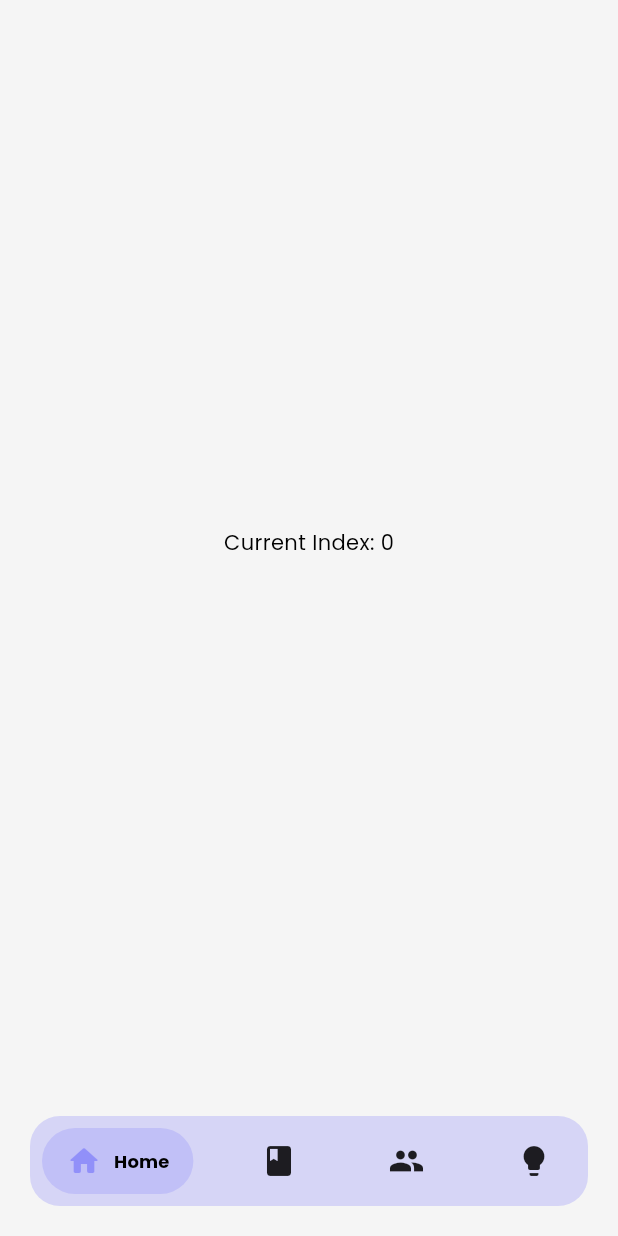
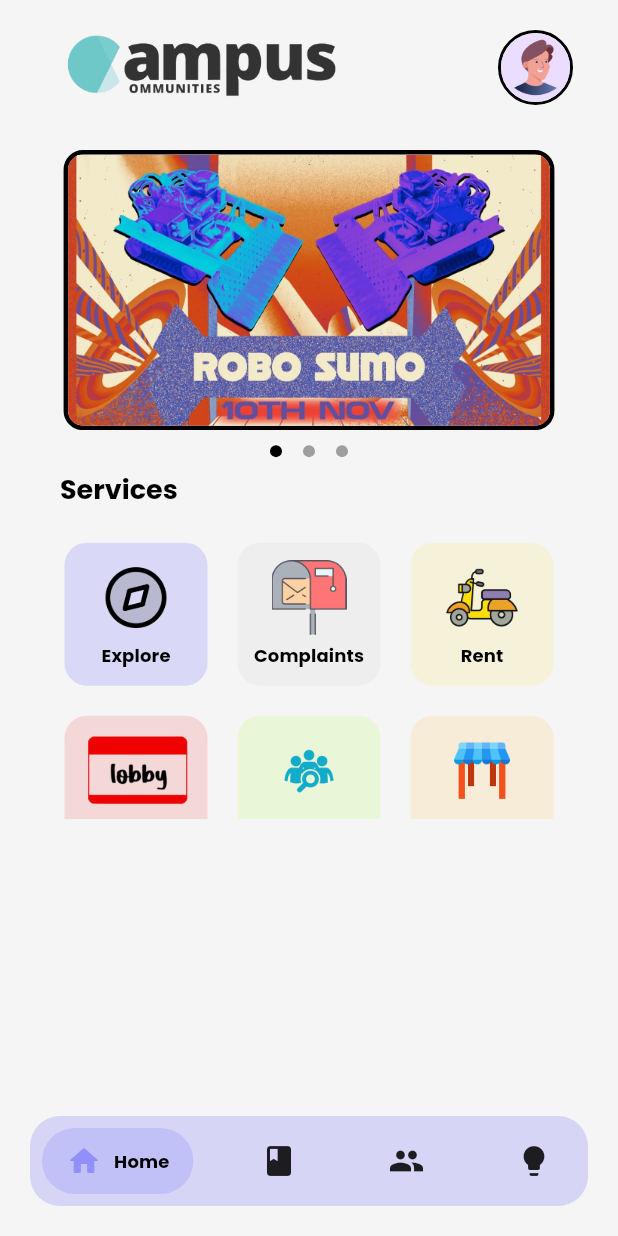
Before and after one commit to neo-0007/Campus-Communities, a Flutter app: the MainScreen screen opened by its route, on a phone screen of 412 x 824 dp. Run offline on Flutter 3.47's test engine with Material 3 defaults, Android fonts, the phone set to English and light mode, and no system bars; drawn by our look-alikes of carousel_slider, salomon_bottom_bar; our stand-ins replace go_router, google_fonts, smooth_page_indicator.

Commit message:
feat: create homepage ui

```diff
--- /dev/null
+++ b/flutter_app/lib/features/home/presentation/views/home_page.dart
@@ -0,0 +1,158 @@
+import 'package:carousel_slider/carousel_slider.dart';
+import 'package:flutter/material.dart';
+import 'package:flutter_app/features/home/presentation/widgets/poster_image.dart';
+import 'package:flutter_app/features/home/presentation/widgets/services_boxes.dart';
+
+class HomePage extends StatefulWidget {
+  HomePage({super.key});
+
+  final List<String> banners = [
+    'assets/images/techxetra-banner-crop.jpeg',
+    'assets/images/techxetra-banner-crop.jpeg',
+    'assets/images/techxetra-banner-crop.jpeg',
+  ];
+
+  @override
+  State<HomePage> createState() => _HomePageState();
+}
+
+class _HomePageState extends State<HomePage> {
+  int _currentIndex = 0;
+
+  final List<String> serviceImages = [
+    'assets/images/explore-icon.png',
+    'assets/images/complaints-icon.png',
+    'assets/images/rent-icon.png',
+    'assets/images/lobby-icon.png',
+    'assets/images/people-icon.png',
+    'assets/images/market-icon.png',
+  ];
+  final List<String> serviceTitles = [
+    'Explore',
+    'Complaints',
+    'Rent',
+    'Lobby',
+    'People',
+    'Trade',
+  ];
+
+  final List<Color> serviceColors = [
+    Color(0xFF0300FF),
+    Color(0xFFBCBCBC),
+    Color(0xFFFCDD10),
+    Color(0xFFF00101),
+    Color(0xFF8CFF00),
+    Color(0xFFFFA500),
+  ];
+
+  @override
+  Widget build(BuildContext context) {
+    return Scaffold(
+      body: SafeArea(
+        child: SingleChildScrollView(
+          // Wrap the entire content in SingleChildScrollView
+          child: Padding(
+            padding: const EdgeInsets.symmetric(horizontal: 30, vertical: 20),
+            child: Column(
+              crossAxisAlignment: CrossAxisAlignment.start,
+              children: [
+                Row(
+                  mainAxisAlignment: MainAxisAlignment.spaceBetween,
+                  children: [
+                    Image.asset(
+                      'assets/images/CC_logo2_transp.png',
+                      width: 200,
+                      height: 48,
+                    ),
+                    Container(
+                      decoration: BoxDecoration(
+                        border: Border.all(color: Colors.black, width: 2),
+                        borderRadius: BorderRadius.circular(50),
+                      ),
+                      child: CircleAvatar(
+                        backgroundImage:
+                            AssetImage('assets/images/avatar_placeholder.png'),
+                        minRadius: 15,
+                        maxRadius: 23,
+                      ),
+                    ),
+                  ],
+                ),
+                SizedBox(height: 20),
+                Padding(
+                  padding: const EdgeInsets.all(10.0),
+                  child: Column(
+                    children: [
+                      CarouselSlider(
+                        items: widget.banners
+                            .map((item) => PosterImage(imagePath: item))
+                            .toList(),
+                        options: CarouselOptions(
+                          viewportFraction: 1,
+                          autoPlay: true,
+                          onPageChanged: (index, reason) {
+                            setState(() {
+                              _currentIndex = index;
+                            });
+                          },
+                        ),
+                      ),
+                      SizedBox(height: 10),
+                      Row(
+                        mainAxisAlignment: MainAxisAlignment.center,
+                        children: widget.banners.asMap().entries.map((entry) {
+                          return GestureDetector(
+                            onTap: () => setState(() {
+                              _currentIndex = entry.key;
+                            }),
+                            child: Container(
+                              width: 8.0,
+                              height: 8.0,
+                              margin:
+                                  const EdgeInsets.symmetric(horizontal: 7.0),
+                              decoration: BoxDecoration(
+                                shape: BoxShape.circle,
+                                color: _currentIndex == entry.key
+                                    ? Colors.black
+                                    : Colors.grey,
+                              ),
+                            ),
+                          );
+                        }).toList(),
+                      ),
+                    ],
+                  ),
+                ),
+                Padding(
+                  padding: const EdgeInsets.symmetric(horizontal: 10.0),
+                  child: Text('Services',
+                      style: Theme.of(context).textTheme.headlineSmall),
+                ),
+                SizedBox(
+                  height: 10,
+                ),
+                Container(
+                  padding: EdgeInsets.all(3),
+                  height: 200,
+                  child: GridView.builder(
+                    itemCount: 6,
+                    gridDelegate: SliverGridDelegateWithFixedCrossAxisCount(
+                      crossAxisCount: 3,
+                    ),
+                    itemBuilder: (context, index) {
+                      return ServicesBoxes(
+                          boxColor: serviceColors[index],
+                          boxImage: serviceImages[index],
+                          boxTitle: serviceTitles[index],
+                          onTap: () {});
+                    },
+                  ),
+                ),
+              ],
+            ),
+          ),
+        ),
+      ),
+    );
+  }
+}
--- /dev/null
+++ b/flutter_app/lib/features/home/presentation/widgets/poster_image.dart
@@ -0,0 +1,36 @@
+import 'package:flutter/material.dart';
+
+class PosterImage extends StatelessWidget {
+  const PosterImage({super.key, required this.imagePath, this.onTap,this.isNetworkImage=false});
+
+  final String imagePath;
+  final bool isNetworkImage;
+  final VoidCallback? onTap;
+
+  @override
+  Widget build(BuildContext context) {
+    return InkWell(
+      onTap: onTap,
+      child: Container(
+        decoration: BoxDecoration(
+          borderRadius: BorderRadius.circular(13),
+          border: Border.all(
+            color: Colors.black,
+            width: 3,
+          ),
+        ),
+        child: ClipRRect(
+          borderRadius: BorderRadius.circular(10),
+          child: Image(
+            image: isNetworkImage
+                ? NetworkImage(imagePath)
+                : AssetImage(
+                    imagePath,
+                  ) as ImageProvider,
+            fit: BoxFit.contain,
+          ),
+        ),
+      ),
+    );
+  }
+}
--- /dev/null
+++ b/flutter_app/lib/features/home/presentation/widgets/services_boxes.dart
@@ -0,0 +1,44 @@
+import 'package:flutter/material.dart';
+
+class ServicesBoxes extends StatelessWidget {
+  const ServicesBoxes({
+    super.key,
+    required this.boxColor,
+    required this.boxImage,
+    required this.boxTitle,
+    required this.onTap,
+  });
+
+  final Color boxColor;
+  final String boxImage;
+  final String boxTitle;
+  final VoidCallback onTap;
+
+  @override
+  Widget build(BuildContext context) {
+    return InkWell(
+      onTap: onTap,
+      child: Padding(
+        padding: const EdgeInsets.all(10),
+        child: Container(
+          decoration: BoxDecoration(
+            borderRadius: BorderRadius.circular(15),
+            color: boxColor.withAlpha(30),
+          ),
+          child: Column(
+            mainAxisAlignment: MainAxisAlignment.center,
+            crossAxisAlignment: CrossAxisAlignment.center,
+            children: [
+              Image.asset(boxImage,fit:BoxFit.scaleDown,height:50,),
+              SizedBox(height: 5),
+              Text(
+                boxTitle,
+                style: Theme.of(context).textTheme.labelLarge,
+              ),
+            ],
+          ),
+        ),
+      ),
+    );
+  }
+}
--- a/flutter_app/lib/features/main_screen.dart
+++ b/flutter_app/lib/features/main_screen.dart
@@ -1,4 +1,5 @@
 import 'package:flutter/material.dart';
+import 'package:flutter_app/features/home/presentation/views/home_page.dart';
 import 'package:salomon_bottom_bar/salomon_bottom_bar.dart';
 
 class MainScreen extends StatefulWidget {
@@ -9,6 +10,10 @@ class MainScreen extends StatefulWidget {
 }
 
 class _MainScreenState extends State<MainScreen> {
+
+  final List<Widget> _screens = [
+    HomePage(),
+  ];
   int _currentIndex = 0;
 
   @override
@@ -48,7 +53,7 @@ class _MainScreenState extends State<MainScreen> {
         ),
       ),
       body: Center(
-        child: Text('Current Index: $_currentIndex'),
+        child: _screens[_currentIndex],
       ),
     );
   }
--- a/flutter_app/pubspec.yaml
+++ b/flutter_app/pubspec.yaml
@@ -39,6 +39,7 @@ dependencies:
   smooth_page_indicator: ^1.2.0+3
   http: ^1.2.2
   salomon_bottom_bar: ^3.3.2
+  carousel_slider: ^5.0.0
 
 dev_dependencies:
   flutter_test:
```
Also changed, not shown: flutter_app/assets/images/CC_logo2.jpeg (added), flutter_app/assets/images/CC_logo2_transp.png (added), flutter_app/assets/images/avatar_placeholder.png (added), flutter_app/assets/images/complaints-icon.png (added), flutter_app/assets/images/explore-icon.png (added), flutter_app/assets/images/lobby-icon.png (added), flutter_app/assets/images/market-icon.png (added), flutter_app/assets/images/people-icon.png (added), flutter_app/assets/images/rent-icon.png (added), flutter_app/assets/images/techxetra-banner-crop.jpeg (added).
